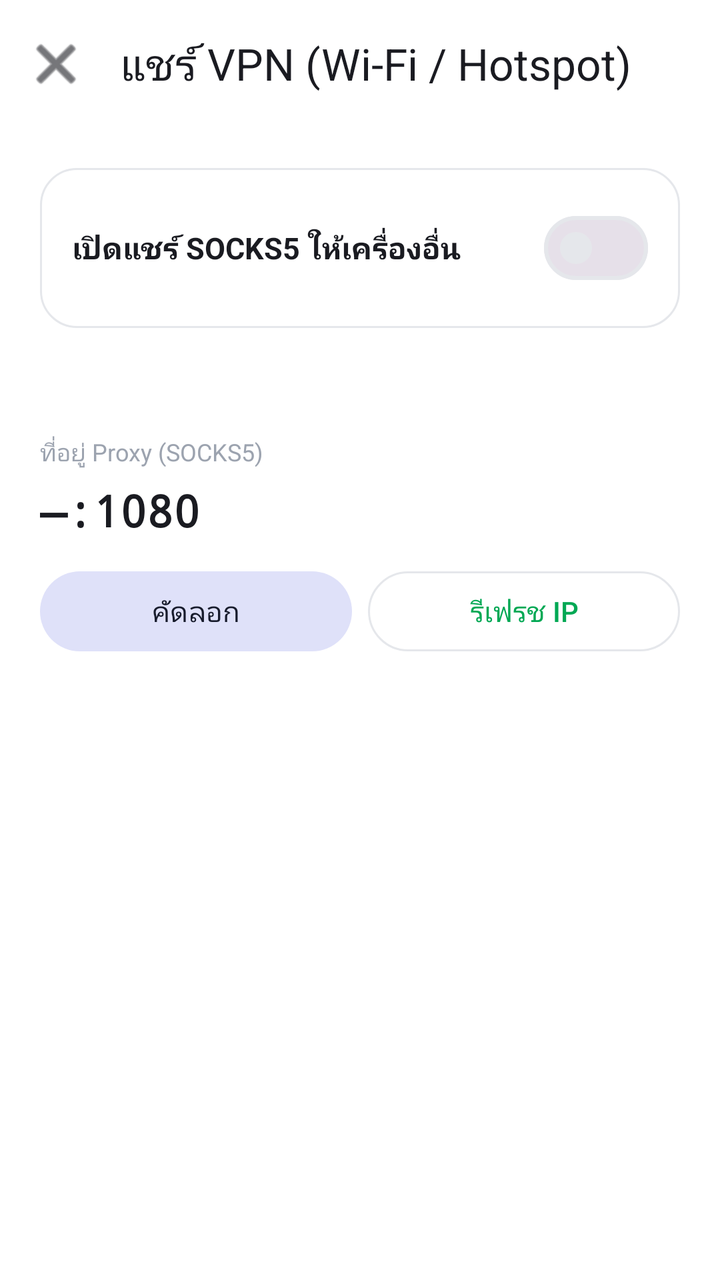
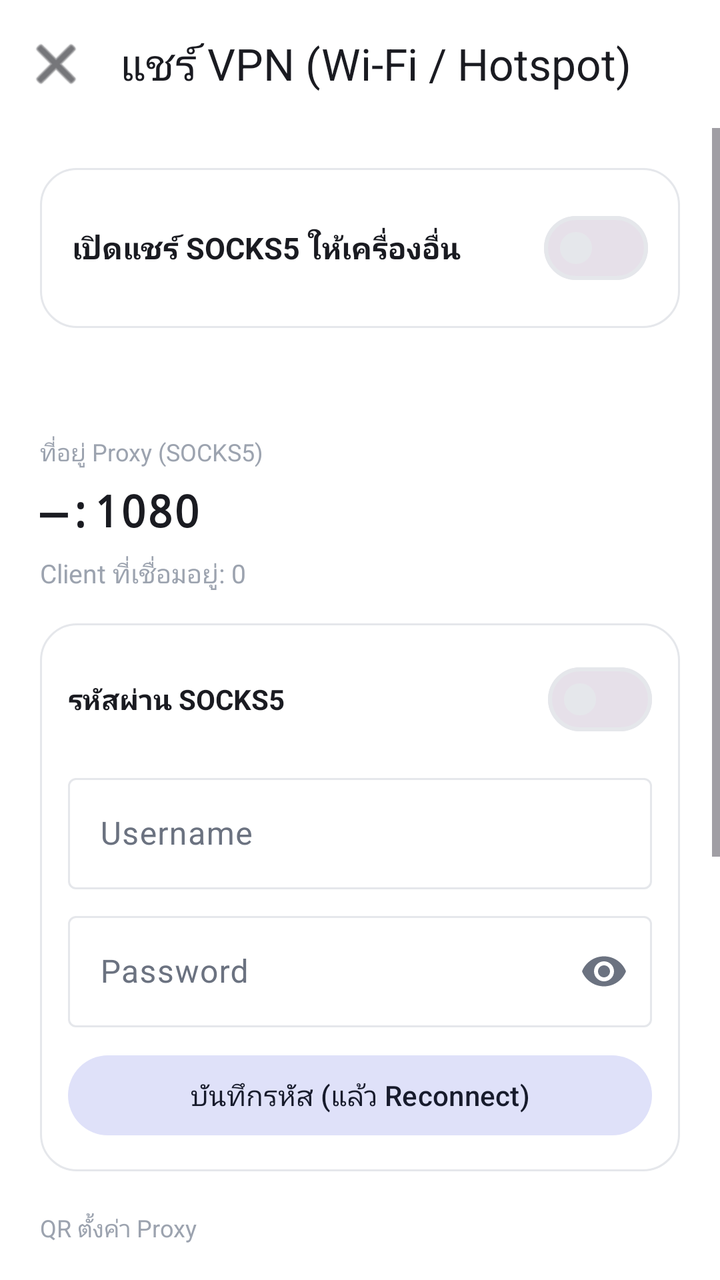

Compare the two renders of this Android layout. The source of the first and the diff that turns it into the second are given below.
<!-- AndroidManifest.xml: application theme Theme.MyApp -->
<!-- res/layout/activity_share_wifi.xml -->
<?xml version="1.0" encoding="utf-8"?>
<LinearLayout xmlns:android="http://schemas.android.com/apk/res/android"
    xmlns:app="http://schemas.android.com/apk/res-auto"
    android:layout_width="match_parent"
    android:layout_height="match_parent"
    android:background="@color/window_background"
    android:orientation="vertical">

    <com.google.android.material.appbar.MaterialToolbar
        android:id="@+id/toolbar"
        android:layout_width="match_parent"
        android:layout_height="?attr/actionBarSize"
        android:background="@color/window_background"
        app:navigationIcon="@android:drawable/ic_menu_close_clear_cancel"
        app:navigationIconTint="@color/text_primary"
        app:title="แชร์ VPN (Wi‑Fi / Hotspot)"
        app:titleTextColor="@color/text_primary" />

    <ScrollView
        android:layout_width="match_parent"
        android:layout_height="match_parent"
        android:fillViewport="true">

        <LinearLayout
            android:layout_width="match_parent"
            android:layout_height="wrap_content"
            android:orientation="vertical"
            android:padding="20dp">

            <LinearLayout
                android:layout_width="match_parent"
                android:layout_height="wrap_content"
                android:background="@drawable/bg_dark_card"
                android:gravity="center_vertical"
                android:orientation="horizontal"
                android:padding="16dp">

                <TextView
                    android:layout_width="0dp"
                    android:layout_height="wrap_content"
                    android:layout_weight="1"
                    android:text="เปิดแชร์ SOCKS5 ให้เครื่องอื่น"
                    android:textColor="@color/text_primary"
                    android:textSize="15sp"
                    android:textStyle="bold" />

                <com.google.android.material.materialswitch.MaterialSwitch
                    android:id="@+id/switchShare"
                    android:layout_width="wrap_content"
                    android:layout_height="wrap_content" />
            </LinearLayout>

            <TextView
                android:id="@+id/txtStatus"
                android:layout_width="match_parent"
                android:layout_height="wrap_content"
                android:layout_marginTop="16dp"
                android:textColor="@color/accent_green"
                android:textSize="13sp" />

            <TextView
                android:layout_width="match_parent"
                android:layout_height="wrap_content"
                android:layout_marginTop="20dp"
                android:text="ที่อยู่ Proxy (SOCKS5)"
                android:textColor="@color/text_muted"
                android:textSize="12sp" />

            <TextView
                android:id="@+id/txtAddress"
                android:layout_width="match_parent"
                android:layout_height="wrap_content"
                android:layout_marginTop="6dp"
                android:fontFamily="monospace"
                android:text="—:1080"
                android:textColor="@color/text_primary"
                android:textSize="22sp"
                android:textStyle="bold" />

            <LinearLayout
                android:layout_width="match_parent"
                android:layout_height="wrap_content"
                android:layout_marginTop="12dp"
                android:orientation="horizontal">

                <com.google.android.material.button.MaterialButton
                    android:id="@+id/btnCopy"
                    style="@style/Widget.Material3.Button.TonalButton"
                    android:layout_width="0dp"
                    android:layout_height="wrap_content"
                    android:layout_marginEnd="8dp"
                    android:layout_weight="1"
                    android:text="คัดลอก" />

                <com.google.android.material.button.MaterialButton
                    android:id="@+id/btnRefresh"
                    style="@style/Widget.Material3.Button.OutlinedButton"
                    android:layout_width="0dp"
                    android:layout_height="wrap_content"
                    android:layout_weight="1"
                    android:text="รีเฟรช IP" />
            </LinearLayout>

            <TextView
                android:id="@+id/txtGuide"
                android:layout_width="match_parent"
                android:layout_height="wrap_content"
                android:layout_marginTop="24dp"
                android:lineSpacingExtra="3dp"
                android:textColor="@color/text_secondary"
                android:textSize="13sp" />
        </LinearLayout>
    </ScrollView>
</LinearLayout>
<!-- resources referenced by this layout -->
<resources>
  <color name="accent_green">#00A854</color>
  <color name="text_muted">#9CA3AF</color>
  <color name="text_primary">#1A1B21</color>
  <color name="text_secondary">#6B7280</color>
  <color name="window_background">#FFFFFF</color>
  <!-- drawable bg_dark_card (drawable) -->
  <?xml version="1.0" encoding="utf-8"?>
  <shape xmlns:android="http://schemas.android.com/apk/res/android"
      android:shape="rectangle">
      <solid android:color="@color/card_background" />
      <corners android:radius="18dp" />
      <stroke
          android:width="1dp"
          android:color="@color/divider" />
  </shape>
  <style name="Theme.MyApp" parent="Theme.Material3.DayNight.NoActionBar">
          <item name="colorPrimary">@color/accent_green</item>
          <item name="colorOnPrimary">#FFFFFF</item>
          <item name="colorPrimaryContainer">@color/md_theme_primary_container</item>
          <item name="colorOnPrimaryContainer">@color/md_theme_on_primary_container</item>
          <item name="colorSecondary">@color/md_theme_secondary</item>
          <item name="colorOnSecondary">@color/md_theme_on_secondary</item>
          <item name="colorSecondaryContainer">@color/md_theme_secondary_container</item>
          <item name="colorOnSecondaryContainer">@color/md_theme_on_secondary_container</item>
          <item name="colorTertiary">@color/md_theme_tertiary</item>
          <item name="colorOnTertiary">@color/md_theme_on_tertiary</item>
          <item name="colorError">@color/md_theme_error</item>
          <item name="colorOnError">@color/md_theme_on_error</item>
          <item name="android:colorBackground">@color/window_background</item>
          <item name="colorOnBackground">@color/text_primary</item>
          <item name="colorSurface">@color/card_background</item>
          <item name="colorOnSurface">@color/text_primary</item>
          <item name="colorSurfaceVariant">@color/md_theme_surface_variant</item>
          <item name="colorOnSurfaceVariant">@color/text_secondary</item>
          <item name="colorOutline">@color/divider</item>
          <item name="android:statusBarColor">@color/status_bar</item>
          <item name="android:navigationBarColor">@color/bottom_nav_background</item>
          <item name="android:windowBackground">@color/window_background</item>
          <item name="android:windowLightStatusBar">true</item>
      </style>
  <color name="card_background">#FFFFFF</color>
  <color name="divider">#E5E7EB</color>
  <color name="md_theme_primary_container">#E0E0FF</color>
  <color name="md_theme_on_primary_container">#12134A</color>
  <color name="md_theme_secondary">#5A5D72</color>
  <color name="md_theme_on_secondary">#FFFFFF</color>
  <color name="md_theme_secondary_container">#DFE1F9</color>
  <color name="md_theme_on_secondary_container">#171B2C</color>
  <color name="md_theme_tertiary">#006B5F</color>
  <color name="md_theme_on_tertiary">#FFFFFF</color>
  <color name="md_theme_error">#BA1A1A</color>
  <color name="md_theme_on_error">#FFFFFF</color>
  <color name="md_theme_surface_variant">#E3E1EC</color>
  <color name="status_bar">#FFFFFF</color>
  <color name="bottom_nav_background">#FFFFFF</color>
</resources>

<!-- the commit's change to res/layout/activity_share_wifi.xml (unified diff, before → after) -->
@@ -77,6 +77,115 @@
                 android:textSize="22sp"
                 android:textStyle="bold" />
 
+
+            <TextView
+                android:id="@+id/txtClients"
+                android:layout_width="match_parent"
+                android:layout_height="wrap_content"
+                android:layout_marginTop="8dp"
+                android:text="Client ที่เชื่อมอยู่: 0"
+                android:textColor="@color/text_muted"
+                android:textSize="13sp" />
+
+            
+            <LinearLayout
+                android:layout_width="match_parent"
+                android:layout_height="wrap_content"
+                android:layout_marginTop="16dp"
+                android:background="@drawable/bg_dark_card"
+                android:orientation="vertical"
+                android:padding="14dp">
+
+                <LinearLayout
+                    android:layout_width="match_parent"
+                    android:layout_height="wrap_content"
+                    android:gravity="center_vertical"
+                    android:orientation="horizontal">
+
+                    <TextView
+                        android:layout_width="0dp"
+                        android:layout_height="wrap_content"
+                        android:layout_weight="1"
+                        android:text="รหัสผ่าน SOCKS5"
+                        android:textColor="@color/text_primary"
+                        android:textSize="14sp"
+                        android:textStyle="bold" />
+
+                    <com.google.android.material.materialswitch.MaterialSwitch
+                        android:id="@+id/switchAuth"
+                        android:layout_width="wrap_content"
+                        android:layout_height="wrap_content" />
+                </LinearLayout>
+
+                <com.google.android.material.textfield.TextInputLayout
+                    android:id="@+id/tilUser"
+                    android:layout_width="match_parent"
+                    android:layout_height="wrap_content"
+                    android:layout_marginTop="10dp"
+                    android:hint="Username">
+
+                    <com.google.android.material.textfield.TextInputEditText
+                        android:id="@+id/edtUser"
+                        android:layout_width="match_parent"
+                        android:layout_height="wrap_content"
+                        android:inputType="text"
+                        android:maxLines="1" />
+                </com.google.android.material.textfield.TextInputLayout>
+
+                <com.google.android.material.textfield.TextInputLayout
+                    android:id="@+id/tilPass"
+                    android:layout_width="match_parent"
+                    android:layout_height="wrap_content"
+                    android:layout_marginTop="8dp"
+                    android:hint="Password"
+                    app:endIconMode="password_toggle">
+
+                    <com.google.android.material.textfield.TextInputEditText
+                        android:id="@+id/edtPass"
+                        android:layout_width="match_parent"
+                        android:layout_height="wrap_content"
+                        android:inputType="textPassword"
+                        android:maxLines="1" />
+                </com.google.android.material.textfield.TextInputLayout>
+
+                <com.google.android.material.button.MaterialButton
+                    android:id="@+id/btnSaveAuth"
+                    style="@style/Widget.Material3.Button.TonalButton"
+                    android:layout_width="match_parent"
+                    android:layout_height="wrap_content"
+                    android:layout_marginTop="10dp"
+                    android:text="บันทึกรหัส (แล้ว Reconnect)" />
+            </LinearLayout>
+
+            
+            <TextView
+                android:layout_width="match_parent"
+                android:layout_height="wrap_content"
+                android:layout_marginTop="20dp"
+                android:text="QR ตั้งค่า Proxy"
+                android:textColor="@color/text_muted"
+                android:textSize="12sp" />
+
+            <ImageView
+                android:id="@+id/imgQr"
+                android:layout_width="200dp"
+                android:layout_height="200dp"
+                android:layout_gravity="center_horizontal"
+                android:layout_marginTop="10dp"
+                android:background="#FFFFFF"
+                android:contentDescription="QR"
+                android:padding="10dp"
+                android:scaleType="fitCenter" />
+
+            <TextView
+                android:id="@+id/txtQrHint"
+                android:layout_width="match_parent"
+                android:layout_height="wrap_content"
+                android:layout_marginTop="6dp"
+                android:gravity="center"
+                android:textColor="@color/text_muted"
+                android:textSize="11sp" />
+
             <LinearLayout
                 android:layout_width="match_parent"
                 android:layout_height="wrap_content"
